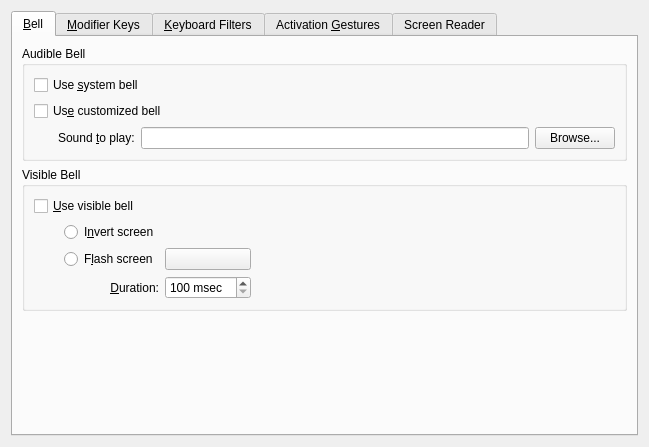
First picture: the form in kcms/access/accessibility.ui, repository Sonic-DE/sonic-desktop-interface, before the edit.
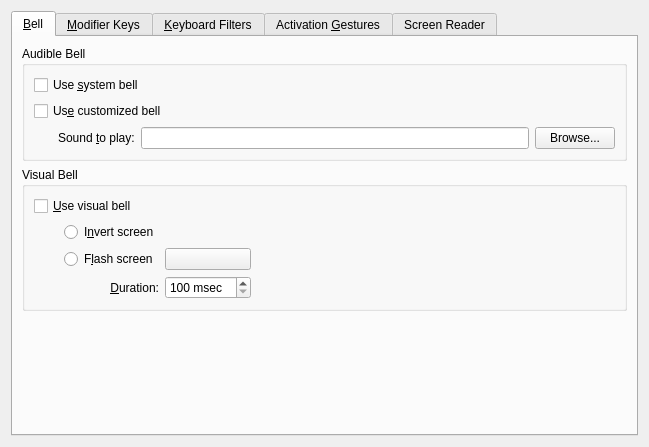
Second picture: the form after the edit. Custom widgets are drawn as their Qt base class.

Commit message:
Change visible bell to visual bell
BUG:386638

The edit to the form file:
```diff
--- a/kcms/access/accessibility.ui
+++ b/kcms/access/accessibility.ui
@@ -103,7 +103,7 @@
        <item>
         <widget class="QGroupBox" name="groupBox_2">
          <property name="title">
-          <string>Visible Bell</string>
+          <string>Visual Bell</string>
          </property>
          <layout class="QGridLayout" name="gridLayout">
           <item row="0" column="0" colspan="4">
@@ -112,7 +112,7 @@
              <string>This option will turn on the &quot;visible bell&quot;, i.e. a visible notification shown every time that normally just a bell would occur. This is especially useful for deaf people.</string>
             </property>
             <property name="text">
-             <string>&amp;Use visible bell</string>
+             <string>&amp;Use visual bell</string>
             </property>
            </widget>
           </item>
```
Left out of the diff: 2 changed lines with no effect on the pictures. The commit also changes 2 other files.
